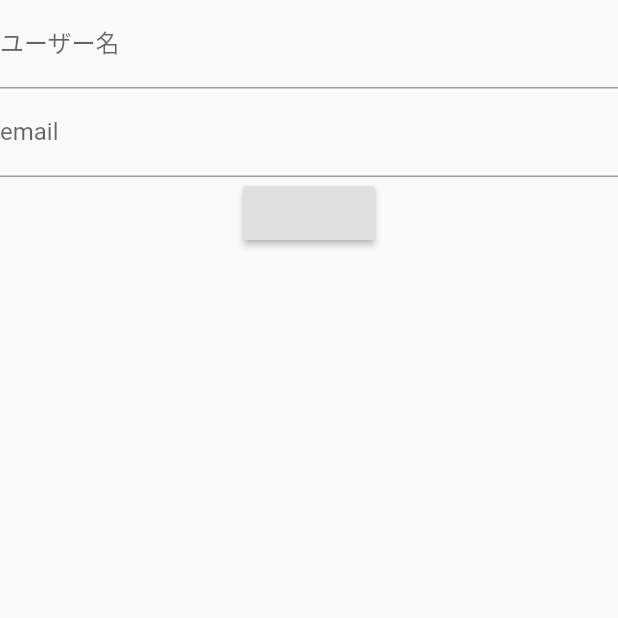
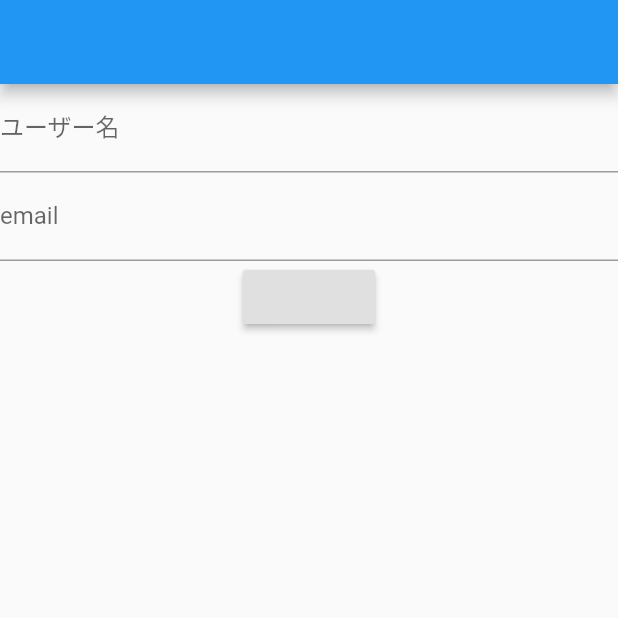
Before and after one commit to uma-co82/shupple-flutter, a Flutter app: the screen it shows after launch, on a phone screen of 412 x 824 dp, the top half of it. Run offline on Flutter 3.47's test engine with Material 2 defaults, Android fonts, the phone set to English and light mode, and no system bars; our stand-ins replace firebase_auth, firebase_core; missing offline and left inert: flutter_facebook_login; accounts and stored records are empty.

Commit message:
Update index.dart

```diff
--- a/lib/scene/hoge/index.dart
+++ b/lib/scene/hoge/index.dart
@@ -10,6 +10,7 @@ class _HogeSceneState extends State<HogeScene> {
   @override
   Widget build(BuildContext context) {
     return Scaffold(
+      appBar: AppBar(),
       body: Form(
         child: Column(
           children: [
@@ -25,7 +26,8 @@ class _HogeSceneState extends State<HogeScene> {
                   initialDate: DateTime(2002),
                   firstDate: DateTime(2002),
                   initialDatePickerMode: DatePickerMode.year,
-                  lastDate: DateTime.now());
+                  lastDate: DateTime.now(),
+                  locale: Locale('ja'));
             })
           ],
         ),
```
